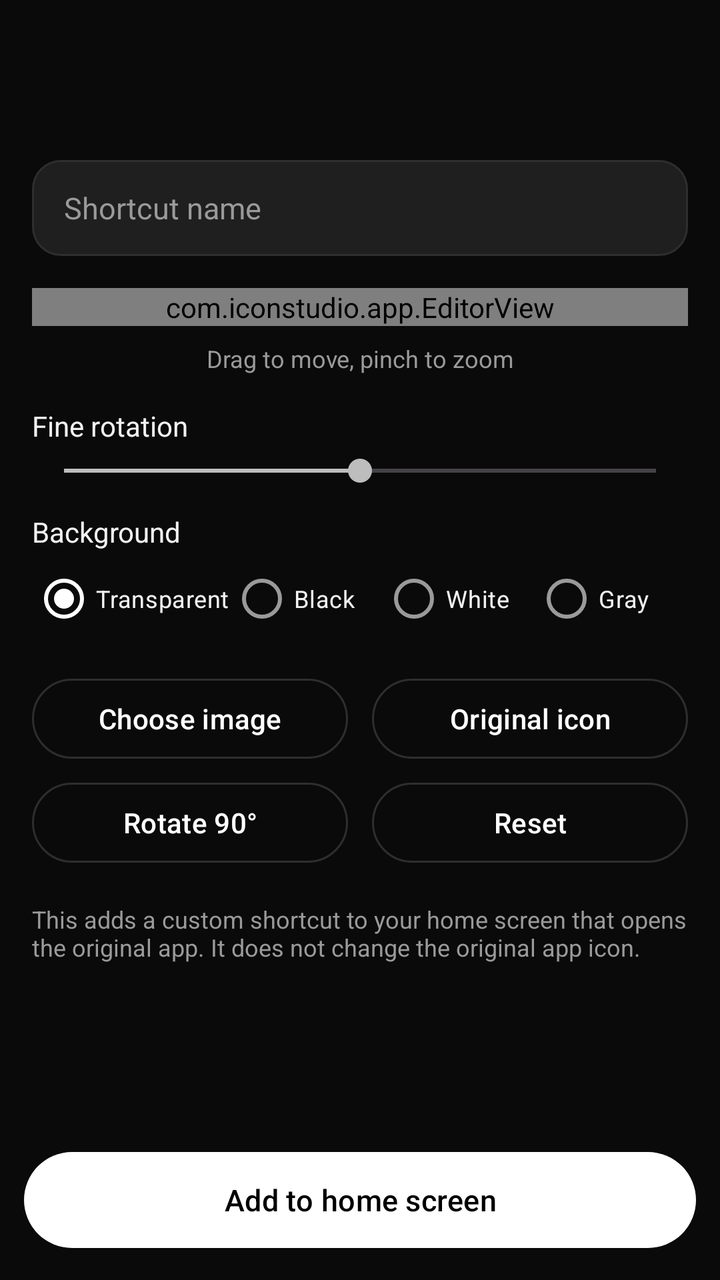
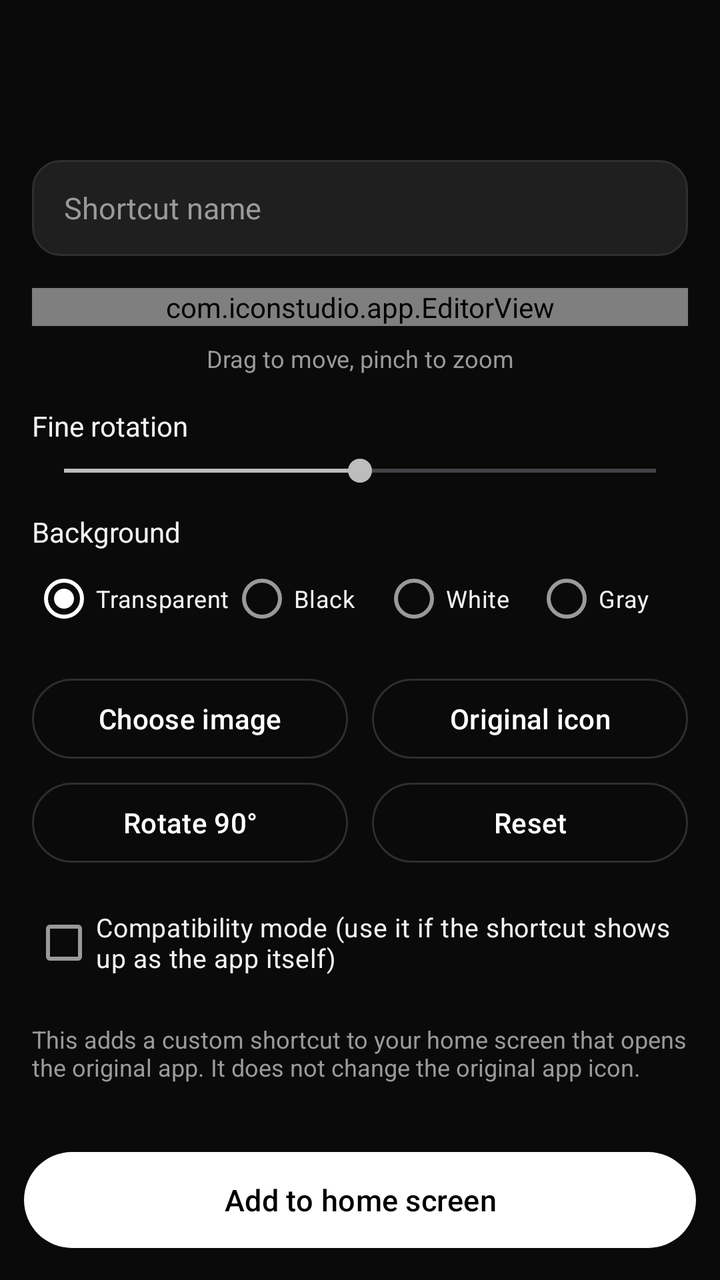

Compare the two renders of this Android layout. The source of the first and the diff that turns it into the second are given below.
<!-- AndroidManifest.xml: application theme Theme.IconStudio -->
<!-- res/layout/activity_editor.xml -->
<?xml version="1.0" encoding="utf-8"?>
<LinearLayout xmlns:android="http://schemas.android.com/apk/res/android"
    xmlns:app="http://schemas.android.com/apk/res-auto"
    android:layout_width="match_parent"
    android:layout_height="match_parent"
    android:background="@color/bg"
    android:orientation="vertical">

    <com.google.android.material.appbar.MaterialToolbar
        android:id="@+id/toolbar"
        android:layout_width="match_parent"
        android:layout_height="?attr/actionBarSize"
        android:background="@color/bg"
        app:titleTextColor="@color/text_primary" />

    <ScrollView
        android:layout_width="match_parent"
        android:layout_height="0dp"
        android:layout_weight="1"
        android:fillViewport="true">

        <LinearLayout
            android:layout_width="match_parent"
            android:layout_height="wrap_content"
            android:orientation="vertical"
            android:padding="16dp">

            <EditText
                android:id="@+id/nameInput"
                android:layout_width="match_parent"
                android:layout_height="48dp"
                android:background="@drawable/bg_field"
                android:hint="@string/hint_name"
                android:importantForAutofill="no"
                android:inputType="text"
                android:maxLength="40"
                android:maxLines="1"
                android:paddingStart="16dp"
                android:paddingEnd="16dp"
                android:textColor="@color/text_primary"
                android:textColorHint="@color/text_dim"
                android:textSize="15sp" />

            <com.iconstudio.app.EditorView
                android:id="@+id/editor"
                android:layout_width="match_parent"
                android:layout_height="wrap_content"
                android:layout_gravity="center_horizontal"
                android:layout_marginTop="16dp" />

            <TextView
                android:layout_width="match_parent"
                android:layout_height="wrap_content"
                android:layout_marginTop="8dp"
                android:gravity="center"
                android:text="@string/hint_gestures"
                android:textColor="@color/text_dim"
                android:textSize="12sp" />

            <TextView
                android:layout_width="wrap_content"
                android:layout_height="wrap_content"
                android:layout_marginTop="16dp"
                android:text="@string/label_rotation"
                android:textColor="@color/text_primary"
                android:textSize="14sp" />

            <SeekBar
                android:id="@+id/seekRotation"
                android:layout_width="match_parent"
                android:layout_height="wrap_content"
                android:layout_marginTop="4dp"
                android:max="360"
                android:progress="180" />

            <TextView
                android:layout_width="wrap_content"
                android:layout_height="wrap_content"
                android:layout_marginTop="12dp"
                android:text="@string/label_background"
                android:textColor="@color/text_primary"
                android:textSize="14sp" />

            <RadioGroup
                android:id="@+id/bgGroup"
                android:layout_width="match_parent"
                android:layout_height="wrap_content"
                android:orientation="horizontal">

                <RadioButton
                    android:id="@+id/bgTransparent"
                    android:layout_width="0dp"
                    android:layout_height="wrap_content"
                    android:layout_weight="1.3"
                    android:checked="true"
                    android:text="@string/bg_transparent"
                    android:textColor="@color/text_primary"
                    android:textSize="12sp" />

                <RadioButton
                    android:id="@+id/bgBlack"
                    android:layout_width="0dp"
                    android:layout_height="wrap_content"
                    android:layout_weight="1"
                    android:text="@string/bg_black"
                    android:textColor="@color/text_primary"
                    android:textSize="12sp" />

                <RadioButton
                    android:id="@+id/bgWhite"
                    android:layout_width="0dp"
                    android:layout_height="wrap_content"
                    android:layout_weight="1"
                    android:text="@string/bg_white"
                    android:textColor="@color/text_primary"
                    android:textSize="12sp" />

                <RadioButton
                    android:id="@+id/bgGray"
                    android:layout_width="0dp"
                    android:layout_height="wrap_content"
                    android:layout_weight="1"
                    android:text="@string/bg_gray"
                    android:textColor="@color/text_primary"
                    android:textSize="12sp" />
            </RadioGroup>

            <LinearLayout
                android:layout_width="match_parent"
                android:layout_height="wrap_content"
                android:layout_marginTop="12dp"
                android:orientation="horizontal">

                <com.google.android.material.button.MaterialButton
                    android:id="@+id/btnPick"
                    style="@style/Widget.Material3.Button.OutlinedButton"
                    android:layout_width="0dp"
                    android:layout_height="wrap_content"
                    android:layout_marginEnd="6dp"
                    android:layout_weight="1"
                    android:text="@string/btn_pick" />

                <com.google.android.material.button.MaterialButton
                    android:id="@+id/btnOriginal"
                    style="@style/Widget.Material3.Button.OutlinedButton"
                    android:layout_width="0dp"
                    android:layout_height="wrap_content"
                    android:layout_marginStart="6dp"
                    android:layout_weight="1"
                    android:text="@string/btn_original" />
            </LinearLayout>

            <LinearLayout
                android:layout_width="match_parent"
                android:layout_height="wrap_content"
                android:layout_marginTop="4dp"
                android:orientation="horizontal">

                <com.google.android.material.button.MaterialButton
                    android:id="@+id/btnRotate"
                    style="@style/Widget.Material3.Button.OutlinedButton"
                    android:layout_width="0dp"
                    android:layout_height="wrap_content"
                    android:layout_marginEnd="6dp"
                    android:layout_weight="1"
                    android:text="@string/btn_rotate" />

                <com.google.android.material.button.MaterialButton
                    android:id="@+id/btnReset"
                    style="@style/Widget.Material3.Button.OutlinedButton"
                    android:layout_width="0dp"
                    android:layout_height="wrap_content"
                    android:layout_marginStart="6dp"
                    android:layout_weight="1"
                    android:text="@string/btn_reset" />
            </LinearLayout>

            <TextView
                android:layout_width="match_parent"
                android:layout_height="wrap_content"
                android:layout_marginTop="16dp"
                android:text="@string/editor_note"
                android:textColor="@color/text_dim"
                android:textSize="12sp" />
        </LinearLayout>
    </ScrollView>

    <com.google.android.material.button.MaterialButton
        android:id="@+id/btnSave"
        android:layout_width="match_parent"
        android:layout_height="56dp"
        android:layout_margin="12dp"
        android:text="@string/btn_add_home"
        android:textSize="15sp" />
</LinearLayout>
<!-- resources referenced by this layout -->
<resources>
  <color name="bg">#0A0A0A</color>
  <color name="text_dim">#9A9A9A</color>
  <color name="text_primary">#F2F2F2</color>
  <!-- drawable bg_field (drawable) -->
  <?xml version="1.0" encoding="utf-8"?>
  <shape xmlns:android="http://schemas.android.com/apk/res/android"
      android:shape="rectangle">
      <solid android:color="@color/surface2" />
      <stroke
          android:width="1dp"
          android:color="@color/stroke" />
      <corners android:radius="14dp" />
  </shape>
  <string name="bg_black">Black</string>
  <string name="bg_gray">Gray</string>
  <string name="bg_transparent">Transparent</string>
  <string name="bg_white">White</string>
  <string name="btn_add_home">Add to home screen</string>
  <string name="btn_original">Original icon</string>
  <string name="btn_pick">Choose image</string>
  <string name="btn_reset">Reset</string>
  <string name="btn_rotate">Rotate 90°</string>
  <string name="editor_note">This adds a custom shortcut to your home screen that opens the original app. It does not change the original app icon.</string>
  <string name="hint_gestures">Drag to move, pinch to zoom</string>
  <string name="hint_name">Shortcut name</string>
  <string name="label_background">Background</string>
  <string name="label_rotation">Fine rotation</string>
  <style name="Theme.IconStudio" parent="Theme.Material3.Dark.NoActionBar">
          <item name="colorPrimary">#FFFFFF</item>
          <item name="colorOnPrimary">#000000</item>
          <item name="colorPrimaryContainer">#2A2A2A</item>
          <item name="colorOnPrimaryContainer">#FFFFFF</item>
          <item name="colorSecondary">#BDBDBD</item>
          <item name="colorOnSecondary">#000000</item>
          <item name="colorSurface">@color/surface</item>
          <item name="colorOnSurface">@color/text_primary</item>
          <item name="colorSurfaceVariant">@color/surface2</item>
          <item name="colorOnSurfaceVariant">@color/text_dim</item>
          <item name="colorOutline">@color/stroke</item>
          <item name="android:colorBackground">@color/bg</item>
          <item name="android:statusBarColor">@color/bg</item>
          <item name="android:navigationBarColor">@color/bg</item>
      </style>
  <color name="surface2">#1F1F1F</color>
  <color name="stroke">#2E2E2E</color>
  <color name="surface">#161616</color>
</resources>

<!-- the commit's change to res/layout/activity_editor.xml (unified diff, before → after) -->
@@ -175,6 +175,15 @@
                     android:text="@string/btn_reset" />
             </LinearLayout>
 
+            <CheckBox
+                android:id="@+id/compatMode"
+                android:layout_width="match_parent"
+                android:layout_height="wrap_content"
+                android:layout_marginTop="12dp"
+                android:text="@string/compat_mode"
+                android:textColor="@color/text_primary"
+                android:textSize="13sp" />
+
             <TextView
                 android:layout_width="match_parent"
                 android:layout_height="wrap_content"
<!-- resource entries referenced after the edit -->
@@ -22,6 +22,7 @@
   <string name="btn_pick">Choose image</string>
   <string name="btn_reset">Reset</string>
   <string name="btn_rotate">Rotate 90°</string>
+  <string name="compat_mode">Compatibility mode (use it if the shortcut shows up as the app itself)</string>
   <string name="editor_note">This adds a custom shortcut to your home screen that opens the original app. It does not change the original app icon.</string>
   <string name="hint_gestures">Drag to move, pinch to zoom</string>
   <string name="hint_name">Shortcut name</string>
